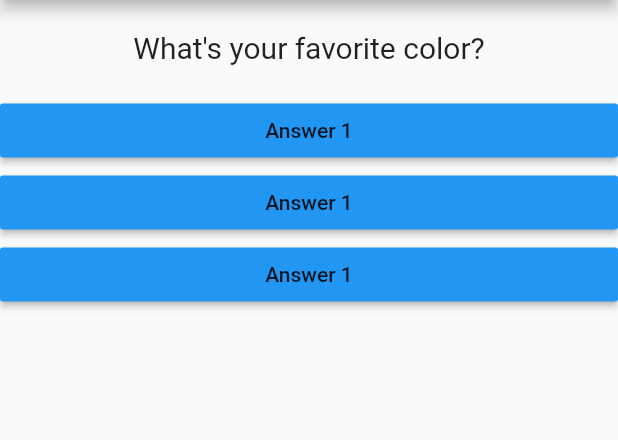
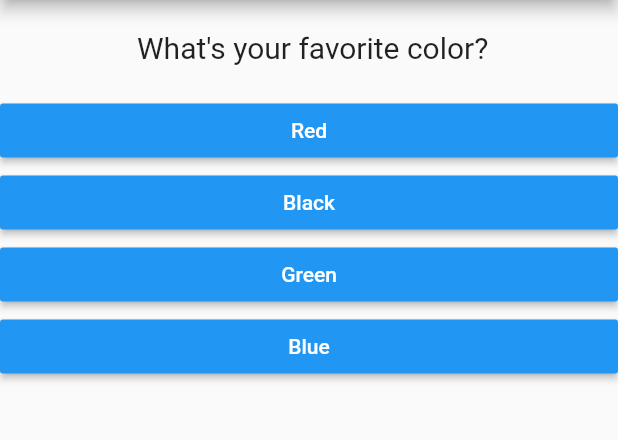
Before and after one commit to bhavikvashi1804/flutter-quiz, a Flutter app: the screen it shows after launch, on a phone screen of 412 x 824 dp, the part 84-524 px from its top. Run offline on Flutter 3.47's test engine with Material 2 defaults, Android fonts, the phone set to English and light mode, and no system bars.

Commit message:
Using map

```diff
--- a/lib/answer.dart
+++ b/lib/answer.dart
@@ -3,14 +3,16 @@ import 'package:flutter/material.dart';
 class Answer extends StatelessWidget {
 
   final Function selectHandler;
-  Answer(this.selectHandler);
+  final answerText;
+  Answer(this.answerText,this.selectHandler);
 
   @override
   Widget build(BuildContext context) {
     return Container(
       width: double.infinity,
       child: RaisedButton(
-        child: Text('Answer 1'),
+        textColor: Colors.white,
+        child: Text(answerText),
         color: Colors.blue,
         onPressed: selectHandler ,
       ),
--- a/lib/main.dart
+++ b/lib/main.dart
@@ -26,9 +26,19 @@ class _MyHomePageState extends State<MyHomePage> {
   int _questionIndex=0;
 
   var _questions=[
-    'What\'s your favorite color?',
-    'What\'s your favorite animal?',
-    'Who\'s your favorite instructor?',
+    {
+      'questionText':' What\'s your favorite color?',
+      'answers':['Red','Black','Green','Blue'],
+    },
+    {
+      'questionText': 'What\'s your favorite animal?',
+      'answers':['Rabbit','Snake','Dog','Cat'],
+    },
+    {
+      'questionText': 'Who\'s your favorite instructor?',
+      'answers':['Pawan','Yash','Raj','Meet'],
+    },
+
   ];
 
   void _answerQ(){
@@ -52,10 +62,16 @@ class _MyHomePageState extends State<MyHomePage> {
       body: Center(
         child: Column(
           children: <Widget>[
-            QuestionWidget(_questions[_questionIndex]),
-            Answer(_answerQ),
-            Answer(_answerQ),
-            Answer(_answerQ),
+            QuestionWidget(_questions[_questionIndex]['questionText']),
+            ...(_questions[_questionIndex]['answers'] as List<String>).map(
+              (answer){
+                return Answer(answer,_answerQ);
+              }
+            ).toList()
+
+            //here we have used spread operator to add answer widget list with question
+            //.map is used to map one element
+            //here .map takes one element and provide it to Answer widget
           ],
         ),
       ),
```
